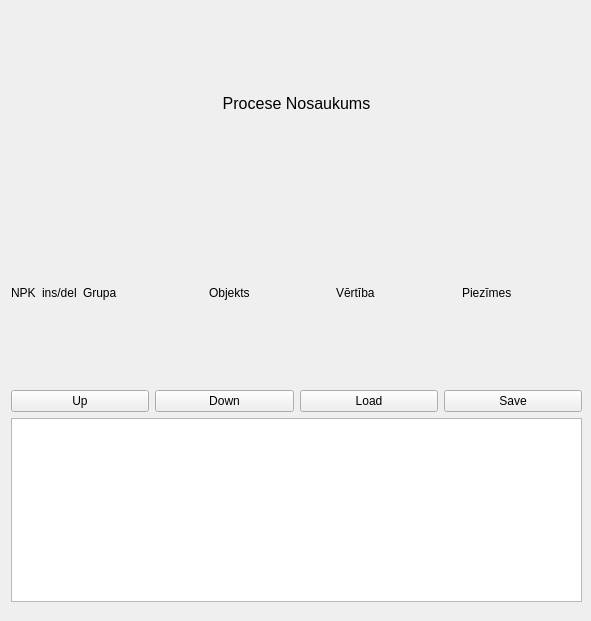
kasarkonic/Sauka1, file processteps.ui: the form before one commit.
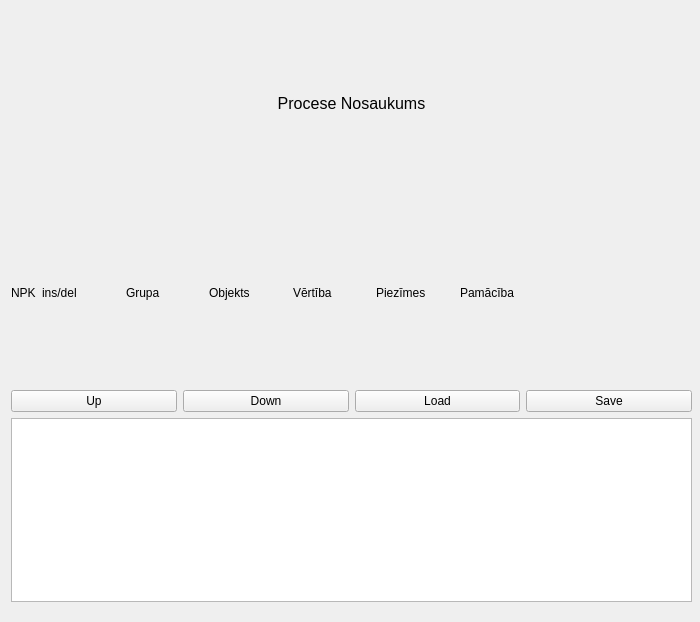
The form after the commit.

Diff of the .ui file:
```diff
--- a/processteps.ui
+++ b/processteps.ui
@@ -9,8 +9,8 @@
    <rect>
     <x>0</x>
     <y>0</y>
-    <width>591</width>
-    <height>621</height>
+    <width>700</width>
+    <height>622</height>
    </rect>
   </property>
   <property name="sizePolicy">
@@ -39,7 +39,7 @@
     <rect>
      <x>11</x>
      <y>11</y>
-     <width>571</width>
+     <width>681</width>
      <height>591</height>
     </rect>
    </property>
@@ -67,7 +67,7 @@
      </layout>
     </item>
     <item>
-     <layout class="QHBoxLayout" name="horizontalLayout_3" stretch="0,0,10,10,10,10">
+     <layout class="QHBoxLayout" name="horizontalLayout_3" stretch="0,10,10,10,10,10,30">
       <item>
        <widget class="QLabel" name="label_Number">
         <property name="text">
@@ -110,6 +110,13 @@
         </property>
        </widget>
       </item>
+      <item>
+       <widget class="QLabel" name="label">
+        <property name="text">
+         <string>Pamācība</string>
+        </property>
+       </widget>
+      </item>
      </layout>
     </item>
     <item>
```
Left out of the diff: 6 changed lines with no effect on the pictures.
